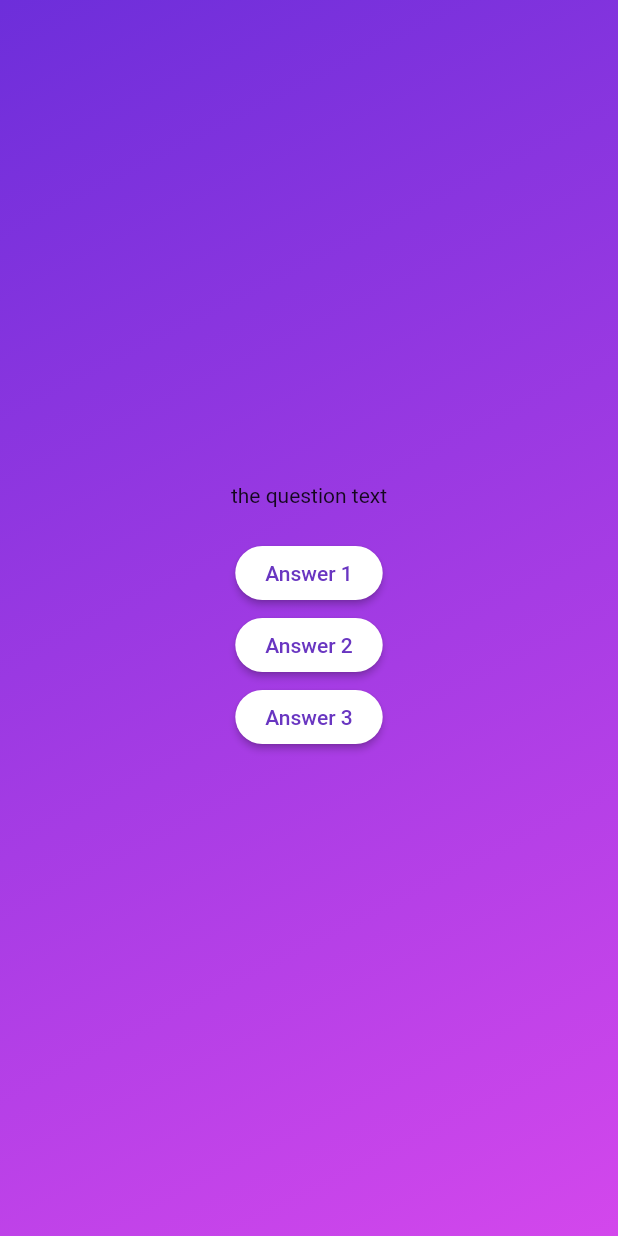
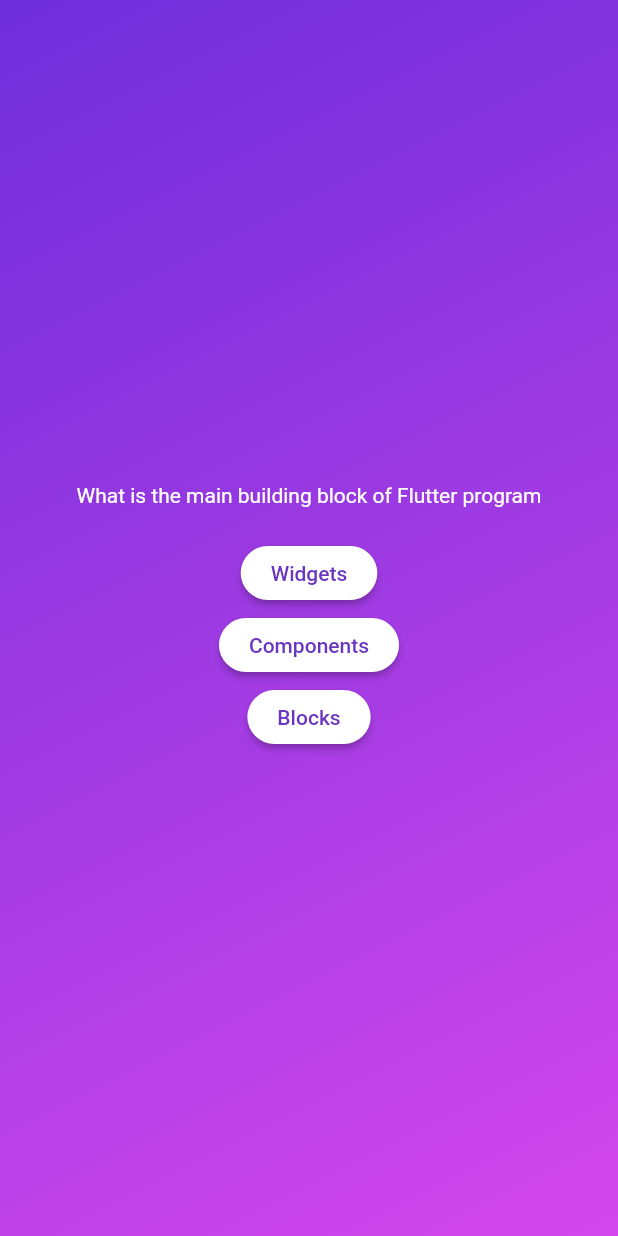
Before and after one commit to sulmandvlpr/revise_section_one, a Flutter app: the screen it shows after launch, after a tap on "Start Quiz", on a phone screen of 412 x 824 dp. Run offline on Flutter 3.47's test engine with Material 2 defaults, Android fonts, the phone set to English and light mode, and no system bars.

Commit message:
Cmt file 2/8 Accessing List Elements QuizApp BrPrac2Lac2

```diff
--- a/lib/questions_screen.dart
+++ b/lib/questions_screen.dart
@@ -1,6 +1,8 @@
 import 'package:flutter/material.dart';
 import 'package:revise_section_one/answers_button.dart';
+import 'package:revise_section_one/data/questions.dart';
 
+//to display data from question List imporat and Access Elements of List by listName[elemntnum]
 class QuestionsScreen extends StatefulWidget {
   const QuestionsScreen({super.key});
 
@@ -13,18 +15,24 @@
 class _QuestionScreenState extends State<QuestionsScreen> {
   @override
   Widget build(context) {
-    //colum take full height but the width left behind so to take full width also
-    //we need double.infinity of width property with sizedbox widget
+    //access questions List by import
+    //store value of List in variable
+    final currentQuestion = questions[0];
+
     return SizedBox(
       width: double.infinity,
       child: Column(
         mainAxisAlignment: MainAxisAlignment.center,
         children: [
-          const Text('the question text'),
+          Text(
+            //access the Property of questions List class by classname.prperty type
+            currentQuestion.text,
+            style: const TextStyle(color: Colors.white),
+          ),
           const SizedBox(height: 20),
-          AnswerButton(answerText: 'Answer 1', onTap: () {}),
-          AnswerButton(answerText: 'Answer 2', onTap: () {}),
-          AnswerButton(answerText: 'Answer 3', onTap: () {}),
+          AnswerButton(answerText: currentQuestion.answers[0], onTap: () {}),
+          AnswerButton(answerText: currentQuestion.answers[1], onTap: () {}),
+          AnswerButton(answerText: currentQuestion.answers[2], onTap: () {}),
         ],
       ),
     );
```
